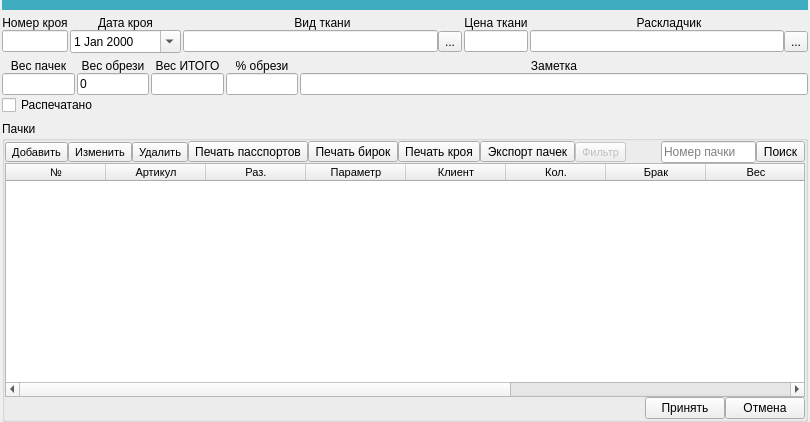
First picture: the form in ui/cut_brows.ui, repository Meller008/CRM-Avi, before the edit.
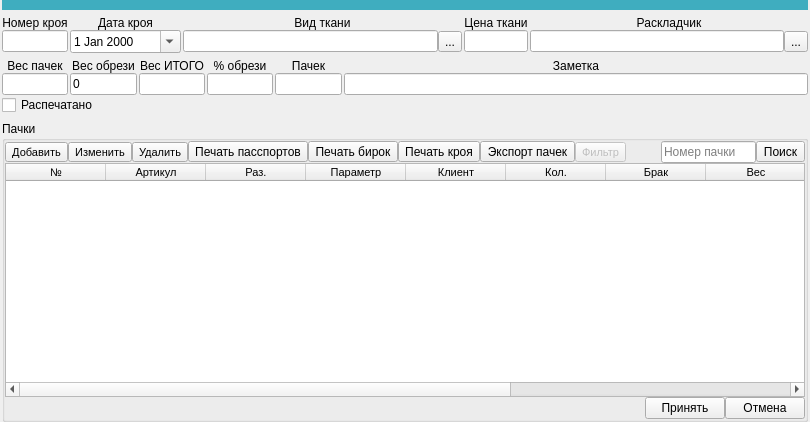
Second picture: the form after the edit.

Commit message: Работа - Теперь в базе данных сохраняеться вся информация о крое!

The edit to the form file:
```diff
--- a/ui/cut_brows.ui
+++ b/ui/cut_brows.ui
@@ -143,20 +143,13 @@
       </layout>
      </item>
      <item row="2" column="0">
-      <layout class="QGridLayout" name="gridLayout_5" columnstretch="1,1,1,1,7">
+      <layout class="QGridLayout" name="gridLayout_5" columnstretch="1,1,1,1,1,7">
        <property name="horizontalSpacing">
         <number>2</number>
        </property>
        <property name="verticalSpacing">
         <number>0</number>
        </property>
-       <item row="1" column="0">
-        <widget class="QLineEdit" name="le_weight_cut">
-         <property name="readOnly">
-          <bool>true</bool>
-         </property>
-        </widget>
-       </item>
        <item row="1" column="1">
         <widget class="QLineEdit" name="le_weight_rest_cut">
          <property name="text">
@@ -164,36 +157,26 @@
          </property>
         </widget>
        </item>
-       <item row="1" column="3">
-        <widget class="QLineEdit" name="le_rest_cut">
-         <property name="readOnly">
-          <bool>true</bool>
-         </property>
-        </widget>
-       </item>
-       <item row="1" column="2">
-        <widget class="QLineEdit" name="le_all_weight_cut">
-         <property name="readOnly">
-          <bool>true</bool>
-         </property>
-        </widget>
-       </item>
-       <item row="0" column="4">
+       <item row="0" column="5">
         <widget class="QLabel" name="label_9">
          <property name="text">
           <string>&lt;html&gt;&lt;head/&gt;&lt;body&gt;&lt;p align=&quot;center&quot;&gt;Заметка&lt;/p&gt;&lt;/body&gt;&lt;/html&gt;</string>
          </property>
         </widget>
        </item>
-       <item row="0" column="0">
-        <widget class="QLabel" name="label_5">
-         <property name="text">
-          <string>&lt;html&gt;&lt;head/&gt;&lt;body&gt;&lt;p align=&quot;center&quot;&gt;Вес пачек&lt;/p&gt;&lt;/body&gt;&lt;/html&gt;</string>
+       <item row="1" column="2">
+        <widget class="QLineEdit" name="le_all_weight_cut">
+         <property name="readOnly">
+          <bool>true</bool>
          </property>
         </widget>
        </item>
-       <item row="1" column="4">
-        <widget class="QLineEdit" name="le_note_cut"/>
+       <item row="1" column="0">
+        <widget class="QLineEdit" name="le_weight_cut">
+         <property name="readOnly">
+          <bool>true</bool>
+         </property>
+        </widget>
        </item>
        <item row="0" column="3">
         <widget class="QLabel" name="label_8">
@@ -202,6 +185,16 @@
          </property>
         </widget>
        </item>
+       <item row="1" column="3">
+        <widget class="QLineEdit" name="le_rest_cut">
+         <property name="readOnly">
+          <bool>true</bool>
+         </property>
+        </widget>
+       </item>
+       <item row="1" column="5">
+        <widget class="QLineEdit" name="le_note_cut"/>
+       </item>
        <item row="0" column="2">
         <widget class="QLabel" name="label_7">
          <property name="text">
@@ -226,6 +219,26 @@
          </property>
         </widget>
        </item>
+       <item row="0" column="0">
+        <widget class="QLabel" name="label_5">
+         <property name="text">
+          <string>&lt;html&gt;&lt;head/&gt;&lt;body&gt;&lt;p align=&quot;center&quot;&gt;Вес пачек&lt;/p&gt;&lt;/body&gt;&lt;/html&gt;</string>
+         </property>
+        </widget>
+       </item>
+       <item row="0" column="4">
+        <widget class="QLabel" name="label_11">
+         <property name="text">
+          <string>Пачек</string>
+         </property>
+         <property name="alignment">
+          <set>Qt::AlignCenter</set>
+         </property>
+        </widget>
+       </item>
+       <item row="1" column="4">
+        <widget class="QLineEdit" name="le_pack_value"/>
+       </item>
       </layout>
      </item>
     </layout>
```
Left out of the diff: 6 changed lines with no effect on the pictures. The commit also changes 3 other files.
